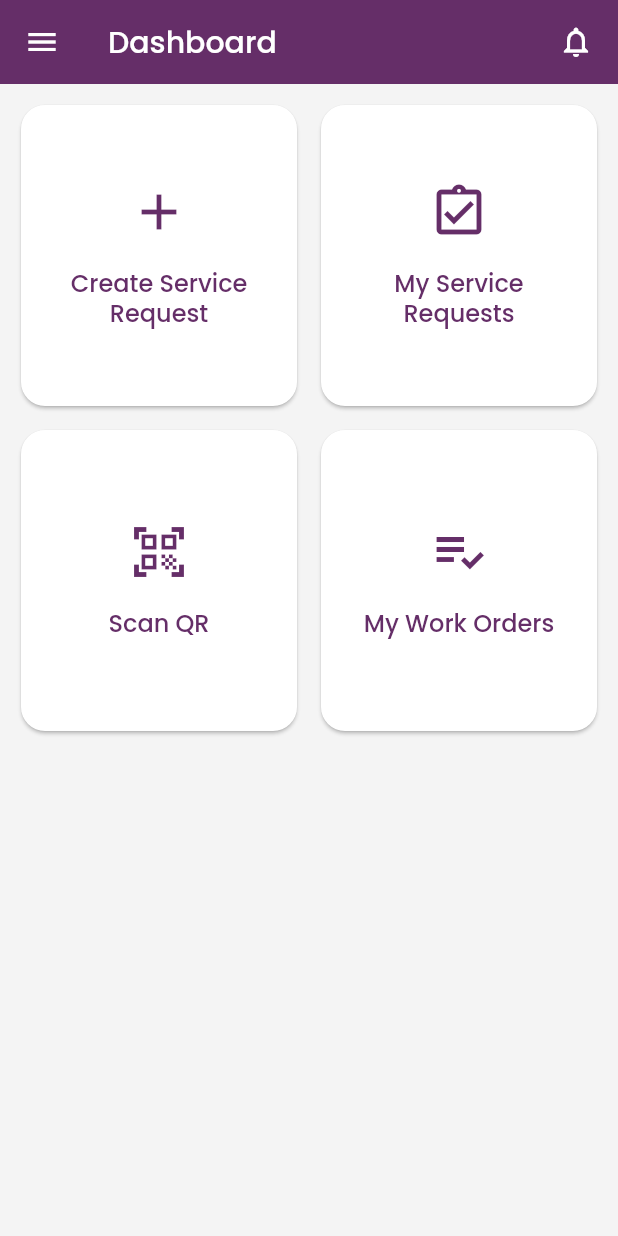
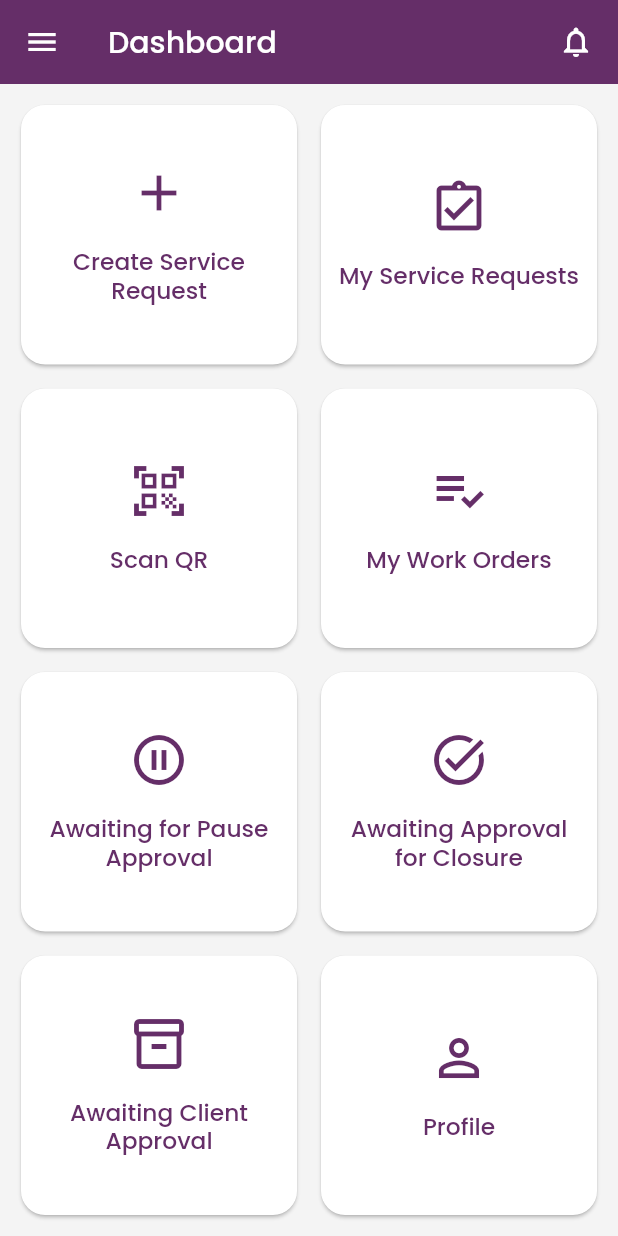
Before and after one commit to Santhosh-Flutter-Developer/Iungo, a Flutter app: the DashboardPage screen opened by its route, on a phone screen of 412 x 824 dp. Run offline on Flutter 3.47's test engine with Material 3 defaults, Android fonts, the phone set to English and light mode, and no system bars; our stand-ins replace dio, equatable, file_picker, geocoding, geolocator, get and 4 more; missing offline and left inert: mobile_scanner, pdfx; accounts and stored records are empty.

Commit message:
feat: menu added in dashboard

```diff
--- a/lib/features/dashboard/domain/entities/dashboard_action.dart
+++ b/lib/features/dashboard/domain/entities/dashboard_action.dart
@@ -1,11 +1,18 @@
 import 'package:flutter/material.dart';
 
-/// One tappable tile on the dashboard grid.
+/// One tappable tile on the dashboard grid — mirrors every navigable
+/// item in [AppDrawer] (aside from Dashboard itself, since we're already
+/// on it, and Sign Out, which isn't a navigation destination) so the
+/// dashboard surfaces the full side menu as tiles.
 enum DashboardAction {
   createServiceRequest,
   myServiceRequests,
   scanQr,
   myWorkOrders,
+  awaitingPauseApproval,
+  awaitingClosureApproval,
+  inventoryRequestAwaitingClientApproval,
+  profile,
 }
 
 extension DashboardActionX on DashboardAction {
@@ -19,6 +26,14 @@ extension DashboardActionX on DashboardAction {
         return Icons.qr_code_scanner_outlined;
       case DashboardAction.myWorkOrders:
         return Icons.playlist_add_check_outlined;
+      case DashboardAction.awaitingPauseApproval:
+        return Icons.pause_circle_outline;
+      case DashboardAction.awaitingClosureApproval:
+        return Icons.task_alt_outlined;
+      case DashboardAction.inventoryRequestAwaitingClientApproval:
+        return Icons.inventory_2_outlined;
+      case DashboardAction.profile:
+        return Icons.person_outline;
     }
   }
 
@@ -32,6 +47,14 @@ extension DashboardActionX on DashboardAction {
         return 'scan_qr';
       case DashboardAction.myWorkOrders:
         return 'my_work_orders';
+      case DashboardAction.awaitingPauseApproval:
+        return 'awaiting_pause_approval';
+      case DashboardAction.awaitingClosureApproval:
+        return 'awaiting_approval_closure';
+      case DashboardAction.inventoryRequestAwaitingClientApproval:
+        return 'awaiting_client_approval';
+      case DashboardAction.profile:
+        return 'profile';
     }
   }
 }
--- a/lib/features/dashboard/presentation/controllers/dashboard_controller.dart
+++ b/lib/features/dashboard/presentation/controllers/dashboard_controller.dart
@@ -17,6 +17,18 @@ class DashboardController extends GetxController {
       case DashboardAction.myWorkOrders:
          Get.toNamed(AppRoutes.workOrderList);
         break;
+      case DashboardAction.awaitingPauseApproval:
+        Get.toNamed(AppRoutes.workOrderPauseApprovalList);
+        break;
+      case DashboardAction.awaitingClosureApproval:
+        Get.toNamed(AppRoutes.workOrderClosureApprovalList);
+        break;
+      case DashboardAction.inventoryRequestAwaitingClientApproval:
+        Get.toNamed(AppRoutes.inventoryRequestAwaitingClientApproval);
+        break;
+      case DashboardAction.profile:
+        Get.toNamed(AppRoutes.profile);
+        break;
     }
   }
 
--- a/lib/features/dashboard/presentation/pages/dashboard_page.dart
+++ b/lib/features/dashboard/presentation/pages/dashboard_page.dart
@@ -10,12 +10,22 @@ import 'package:iungo/features/service_request/presentation/widgets/create_servi
 class DashboardPage extends GetView<DashboardController> {
   const DashboardPage({super.key});
 
+  // Every navigable side-menu item (mirrors AppDrawer) except Dashboard
+  // itself and Sign Out.
   static const _actions = [
     DashboardAction.createServiceRequest,
     DashboardAction.myServiceRequests,
     DashboardAction.scanQr,
     DashboardAction.myWorkOrders,
+    DashboardAction.awaitingPauseApproval,
+    DashboardAction.awaitingClosureApproval,
+    DashboardAction.inventoryRequestAwaitingClientApproval,
+    DashboardAction.profile,
   ];
+
+  static const _crossAxisCount = 2;
+  static const _spacing = 8.0;
+  static const _gridPadding = 10.0;
 
   @override
   Widget build(BuildContext context) {
@@ -47,23 +57,44 @@ class DashboardPage extends GetView<DashboardController> {
       ),
       drawer: const AppDrawer(selected: DrawerMenuItem.dashboard),
       body: SafeArea(
-        child: GridView.count(
-          padding: const EdgeInsets.all(10),
-          crossAxisCount: 2,
-          mainAxisSpacing: 8,
-          crossAxisSpacing: 8,
-          childAspectRatio: 0.92,
+        child: Padding(
+          padding: const EdgeInsets.all(_gridPadding),
+          child: LayoutBuilder(
+            builder: (context, constraints) {
+              // Compute the aspect ratio that makes `rows` of cards
+              // exactly fill the available height — rather than a fixed
+              // childAspectRatio (which scrolls once there are more
+              // tiles than one screen's worth fits at that ratio), this
+              // shrinks each tile just enough for the whole grid,
+              // however many tiles there are, to land in one screen.
+              final rows = (_actions.length / _crossAxisCount).ceil();
+              final tileWidth = (constraints.maxWidth -
+                      _spacing * (_crossAxisCount - 1)) /
+                  _crossAxisCount;
+              final tileHeight =
+                  (constraints.maxHeight - _spacing * (rows - 1)) / rows;
+
+              return GridView.count(
+                physics: const NeverScrollableScrollPhysics(),
+                crossAxisCount: _crossAxisCount,
+                mainAxisSpacing: _spacing,
+                crossAxisSpacing: _spacing,
+                childAspectRatio: tileWidth / tileHeight,
                 children: _actions
                     .map(
                       (action) => DashboardCard(
                         icon: action.icon,
                         label: action.labelKey.tr,
-                  onTap: () => action == DashboardAction.createServiceRequest
+                        onTap: () =>
+                            action == DashboardAction.createServiceRequest
                                 ? CreateServiceRequestSheet.show(context)
                                 : controller.onActionTap(action),
                       ),
                     )
                     .toList(),
+              );
+            },
+          ),
         ),
       ),
     );
--- a/lib/features/dashboard/presentation/widgets/dashboard_card.dart
+++ b/lib/features/dashboard/presentation/widgets/dashboard_card.dart
@@ -21,26 +21,46 @@ class DashboardCard extends StatelessWidget {
       child: InkWell(
         onTap: onTap,
         borderRadius: BorderRadius.circular(16),
-        child: Padding(
-          padding: const EdgeInsets.symmetric(horizontal: 12, vertical: 28),
+        child: LayoutBuilder(
+          builder: (context, constraints) {
+            // The dashboard grid sizes every tile to fit however many
+            // actions there are into one screen (no scroll), so a tile
+            // can end up shorter than this card's old fixed
+            // padding/icon/font sizes allowed for. Scale those
+            // proportionally to the tile's actual height instead, so
+            // content always fits rather than overflowing.
+            final height = constraints.maxHeight;
+            final iconSize = (height * 0.26).clamp(20.0, 40.0);
+            final spacing = (height * 0.10).clamp(6.0, 18.0);
+            final fontSize = (height * 0.09).clamp(11.0, 16.0);
+            final verticalPadding = (height * 0.12).clamp(6.0, 28.0);
+
+            return Padding(
+              padding: EdgeInsets.symmetric(
+                horizontal: 12,
+                vertical: verticalPadding,
+              ),
               child: Column(
                 mainAxisAlignment: MainAxisAlignment.center,
                 children: [
-              Icon(icon, size: 40, color: AppColors.primary),
-              const SizedBox(height: 18),
+                  Icon(icon, size: iconSize, color: AppColors.primary),
+                  SizedBox(height: spacing),
                   Text(
                     label,
                     textAlign: TextAlign.center,
                     maxLines: 2,
-                style: const TextStyle(
-                  fontSize: 16,
+                    overflow: TextOverflow.ellipsis,
+                    style: TextStyle(
+                      fontSize: fontSize,
                       fontWeight: FontWeight.w500,
                       color: AppColors.primary,
-                  height: 1.25,
+                      height: 1.2,
                     ),
                   ),
                 ],
               ),
+            );
+          },
         ),
       ),
     );
```
Lines whose indentation alone changed are shown as unchanged.
